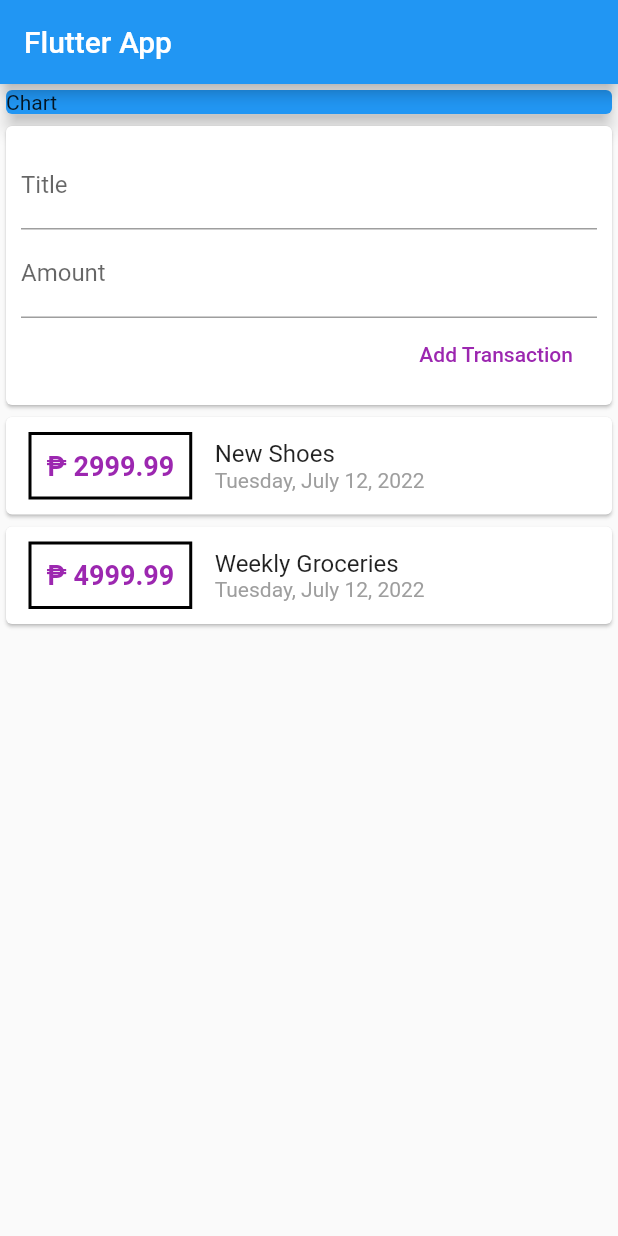
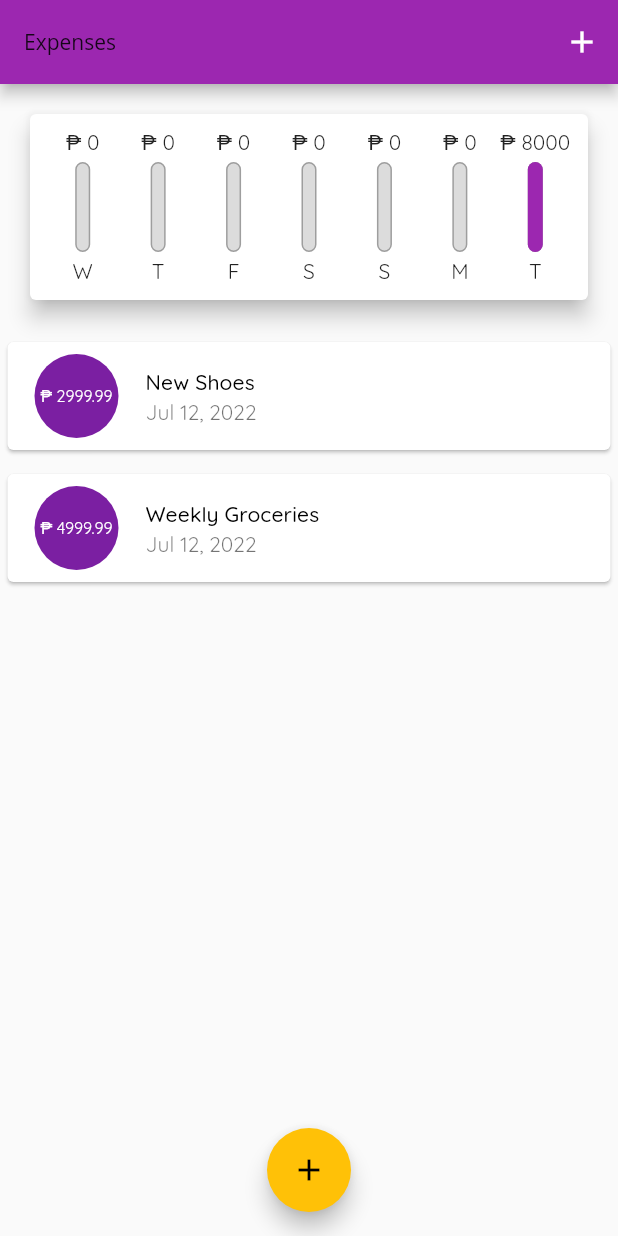
Before and after one commit to iamprincejkc/Flutter_ExpenseTracker, a Flutter app: the screen it shows after launch, on a phone screen of 412 x 824 dp. Run offline on Flutter 3.47's test engine with Material 2 defaults, Android fonts, the phone set to English and light mode, and no system bars.

Commit message:
Initial Commit

```diff
--- a/lib/main.dart
+++ b/lib/main.dart
@@ -1,5 +1,8 @@
 import 'package:flutter/material.dart';
-import './widgets/user_transaction.dart';
+import './models/transaction.dart';
+import './widgets/transaction_list.dart';
+import './widgets/new_transaction.dart';
+import './widgets/chart.dart';
 
 void main() {
   runApp(const MyApp());
@@ -11,41 +14,113 @@ class MyApp extends StatelessWidget {
   @override
   Widget build(BuildContext context) {
     return MaterialApp(
-      title: 'Flutter App',
+      debugShowCheckedModeBanner: false,
+      title: 'Expenses',
       theme: ThemeData(
-        primarySwatch: Colors.blue,
+        primarySwatch: Colors.purple,
+        accentColor: Colors.amber,
+        fontFamily: 'QuickSand',
+        appBarTheme: AppBarTheme(
+          textTheme: ThemeData.light().textTheme.copyWith(
+                titleSmall: TextStyle(
+                  fontFamily: 'OpenSans',
+                  fontSize: 20,
+                  fontWeight: FontWeight.bold,
+                ),
+              ),
+        ),
       ),
       home: MyHomePage(),
     );
   }
 }
 
-class MyHomePage extends StatelessWidget {
+class MyHomePage extends StatefulWidget {
+  @override
+  State<MyHomePage> createState() => _MyHomePageState();
+}
+
+class _MyHomePageState extends State<MyHomePage> {
   // late String titleInput;
-  // late String amountInput;
+
+  final List<Transaction> _userTransactions = [
+    Transaction(
+      id: 't1',
+      title: 'New Shoes',
+      amount: 2999.99,
+      date: DateTime.now(),
+    ),
+    Transaction(
+      id: 't2',
+      title: 'Weekly Groceries',
+      amount: 4999.99,
+      date: DateTime.now(),
+    ),
+  ];
+
+  List<Transaction> get _recentTransactions {
+    return _userTransactions.where((tx) {
+      return tx.date.isAfter(
+        DateTime.now().subtract(
+          Duration(days: 7),
+        ),
+      ) ;
+    }).toList();
+  }
+
+  void _addNewTransaction(String txTitle, double txtAmount) {
+    final newTx = Transaction(
+      title: txTitle,
+      amount: txtAmount,
+      date: DateTime.now(),
+      id: DateTime.now.toString(),
+    );
+
+    setState(() {
+      _userTransactions.add(newTx);
+    });
+  }
+
+  void startAddNewTransaction(BuildContext ctx) {
+    showModalBottomSheet(
+        context: ctx,
+        builder: (_) {
+          return GestureDetector(
+            onTap: () {},
+            child: NewTransaction(_addNewTransaction),
+          );
+        });
+  }
 
   @override
   Widget build(BuildContext context) {
     return Scaffold(
       appBar: AppBar(
-        title: Text('Flutter App'),
+        title: Text(
+          'Expenses',
+          style: TextStyle(fontFamily: 'OpenSans'),
+        ),
+        actions: [
+          IconButton(
+            onPressed: () => startAddNewTransaction(context),
+            icon: Icon(Icons.add, color: Colors.white),
+          )
+        ],
       ),
       body: SingleChildScrollView(
         child: Column(
           // mainAxisAlignment: MainAxisAlignment.spaceAround,
           crossAxisAlignment: CrossAxisAlignment.stretch,
           children: <Widget>[
-            Container(
-              width: double.infinity,
-              child: Card(
-                color: Colors.blue,
-                child: Text('Chart'),
-                elevation: 5,
-              ),
-            ),
-            UserTransactions()
+            Chart(_recentTransactions),
+            TransactionList(_userTransactions)
           ],
         ),
+      ),
+      floatingActionButtonLocation: FloatingActionButtonLocation.centerFloat,
+      floatingActionButton: FloatingActionButton(
+        child: Icon(Icons.add),
+        onPressed: () => startAddNewTransaction(context),
       ),
     );
   }
--- /dev/null
+++ b/lib/widgets/chart.dart
@@ -0,0 +1,56 @@
+import 'package:flutter/material.dart';
+import 'package:flutter_expensetracker/widgets/chart_bar.dart';
+import 'package:intl/intl.dart';
+import '../models/transaction.dart';
+
+class Chart extends StatelessWidget {
+  final List<Transaction> recentTransactions;
+  Chart(this.recentTransactions);
+  List<Map<String, Object>> get groupedTransactionValues {
+    return List.generate(7, (index) {
+      final weekDay = DateTime.now().subtract(
+        Duration(days: index),
+      );
+      double totalSum = 0.0;
+      for (var i = 0; i < recentTransactions.length; i++) {
+        if (recentTransactions[i].date.day == weekDay.day &&
+            recentTransactions[i].date.month == weekDay.month &&
+            recentTransactions[i].date.year == weekDay.year) {
+          totalSum += recentTransactions[i].amount;
+        }
+      }
+      return {'day': DateFormat.E().format(weekDay).substring(0,1), 'amount': totalSum};
+    }).reversed.toList();
+  }
+
+  double get maxSpending {
+    return groupedTransactionValues.fold(0.0, (sum, item) {
+      return sum + double.parse(item['amount'].toString());
+    });
+  }
+
+  @override
+  Widget build(BuildContext context) {
+    return Card(
+      elevation: 6,
+      margin: EdgeInsets.all(20),
+      child: Padding(
+        padding: EdgeInsets.all(10),
+        child: Row(
+          mainAxisAlignment: MainAxisAlignment.spaceAround,
+          children: groupedTransactionValues.map((data) {
+            return Flexible(
+              fit: FlexFit.tight,
+              child: ChartBar(
+                  label: data['day'].toString(),
+                  spendingAmount: double.parse(data['amount'].toString()),
+                  spendingTotal: maxSpending == 0.0
+                      ? 0.0
+                      : double.parse(data['amount'].toString()) / maxSpending),
+            );
+          }).toList(),
+        ),
+      ),
+    );
+  }
+}
--- /dev/null
+++ b/lib/widgets/chart_bar.dart
@@ -0,0 +1,52 @@
+import 'package:flutter/material.dart';
+
+class ChartBar extends StatelessWidget {
+  final String label;
+  final double spendingAmount;
+  final double spendingTotal;
+
+  ChartBar(
+      {required this.label,
+      required this.spendingAmount,
+      required this.spendingTotal});
+
+  @override
+  Widget build(BuildContext context) {
+    return Column(
+      children: [
+        FittedBox(child: Text('₱ ${spendingAmount.toStringAsFixed(0)}')),
+        SizedBox(
+          height: 4,
+        ),
+        Container(
+          height: 60,
+          width: 10,
+          child: Stack(
+            children: [
+              Container(
+                decoration: BoxDecoration(
+                  border: Border.all(color: Colors.grey, width: 1.0),
+                  color: Color.fromRGBO(220, 220, 220, 1),
+                  borderRadius: BorderRadius.circular(10),
+                ),
+              ),
+              FractionallySizedBox(
+                heightFactor: spendingTotal,
+                child: Container(
+                  decoration: BoxDecoration(
+                    color: Theme.of(context).primaryColor,
+                    borderRadius: BorderRadius.circular(10),
+                  ),
+                ),
+              ),
+            ],
+          ),
+        ),
+        SizedBox(
+          height: 4,
+        ),
+        Text(label),
+      ],
+    );
+  }
+}
--- a/lib/widgets/new_transaction.dart
+++ b/lib/widgets/new_transaction.dart
@@ -1,13 +1,28 @@
 import 'package:flutter/material.dart';
 
+class NewTransaction extends StatefulWidget {
+  final Function addTx;
 
-class NewTransaction extends StatelessWidget {
+  NewTransaction(this.addTx);
 
-  final Function addTx;
+  @override
+  State<NewTransaction> createState() => _NewTransactionState();
+}
+
+class _NewTransactionState extends State<NewTransaction> {
   final titleController = TextEditingController();
   final amountController = TextEditingController();
 
-  NewTransaction(this.addTx);
+  void submitData() {
+    final enteredTitle = titleController.text;
+    final enteredAmount = double.parse(amountController.text);
+    if (enteredTitle.isEmpty || enteredAmount <= 0) {
+      return;
+    }
+    widget.addTx(enteredTitle, enteredAmount);
+
+    Navigator.of(context).pop();
+  }
 
   @override
   Widget build(BuildContext context) {
@@ -20,19 +35,18 @@ class NewTransaction extends StatelessWidget {
             TextField(
               decoration: InputDecoration(labelText: 'Title'),
               controller: titleController,
+              onSubmitted: (_) => submitData,
               // onChanged: (val) => titleInput = val,
             ),
             TextField(
               decoration: InputDecoration(labelText: 'Amount'),
               controller: amountController,
+              keyboardType: TextInputType.numberWithOptions(decimal: true),
+              onSubmitted: (_) => submitData,
               // onChanged: (val) => amountInput = val,
             ),
             FlatButton(
-              onPressed: () {
-                addTx(titleController.text,double.parse(amountController.text));
-                print(titleController.text);
-                print(amountController.text);
-              },
+              onPressed: submitData,
               child: Text('Add Transaction'),
               textColor: Colors.purple,
             )
--- a/lib/widgets/transaction_list.dart
+++ b/lib/widgets/transaction_list.dart
@@ -10,49 +10,42 @@ class TransactionList extends StatelessWidget {
   Widget build(BuildContext context) {
     return Container(
       height: 300,
-      child: ListView.builder(
-        itemBuilder: (ctx, index) {
-          return Card(
-            child: Row(
+      child: transactions.isEmpty
+          ? Column(
               children: [
+                Text('No Transactions'),
+                SizedBox(
+                  height: 20,
+                ),
                 Container(
-                  margin: EdgeInsets.symmetric(vertical: 10, horizontal: 15),
-                  decoration: BoxDecoration(
-                    border: Border.all(
-                      color: Colors.black,
-                      width: 2,
-                    ),
-                  ),
-                  padding: EdgeInsets.all(10),
-                  child: Text(
-                    '₱ ${transactions[index].amount}',
-                    style: TextStyle(
-                        fontWeight: FontWeight.bold,
-                        fontSize: 18,
-                        color: Colors.purple),
-                  ),
-                ),
-                Column(
-                  crossAxisAlignment: CrossAxisAlignment.start,
-                  children: [
-                    Text(
-                      transactions[index].title,
-                      style: TextStyle(
-                        fontSize: 16,
+                    height: 200,
+                    child: Image.asset(
+                      'assets/images/waiting.png',
+                      fit: BoxFit.cover,
+                    ))
+              ],
+            )
+          : ListView.builder(
+              itemBuilder: (ctx, index) {
+                return Card(
+                  margin: EdgeInsets.symmetric(vertical: 8,horizontal: 5),
+                  child: ListTile(
+                    leading: CircleAvatar(
+                      radius: 30,
+                      child: Padding(
+                        padding: EdgeInsets.all(6),
+                        child: FittedBox(
+                          child: Text('₱ ${transactions[index].amount}'),
+                        ),
                       ),
                     ),
-                    Text(
-                      DateFormat.yMMMMEEEEd().format(transactions[index].date),
-                      style: TextStyle(color: Colors.grey),
-                    )
-                  ],
-                )
-              ],
+                    title: Text(transactions[index].title,style:Theme.of(context).textTheme.titleSmall,),
+                    subtitle: Text(DateFormat.yMMMd().format(transactions[index].date)),
+                  ),
+                );
+              },
+              itemCount: transactions.length,
             ),
-          );
-        },
-        itemCount: transactions.length,
-      ),
     );
   }
 }
--- a/lib/widgets/user_transaction.dart
+++ /dev/null
@@ -1,69 +0,0 @@
-import 'package:flutter/material.dart';
-
-import './new_transaction.dart';
-import './transaction_list.dart';
-import '../models/transaction.dart';
-
-void main() => runApp(MyApp());
-
-class MyApp extends StatelessWidget {
-  @override
-  Widget build(BuildContext context) {
-    return MaterialApp(
-      title: 'Material App',
-      home: Scaffold(
-        appBar: AppBar(
-          title: Text('Material App Bar'),
-        ),
-        body: Center(
-          child: Container(
-            child: Text('Hello World'),
-          ),
-        ),
-      ),
-    );
-  }
-}
-
-class UserTransactions extends StatefulWidget {
-  @override
-  State<UserTransactions> createState() => _UserTransactionState();
-}
-
-class _UserTransactionState extends State<UserTransactions> {
-  final List<Transaction> _userTransactions = [
-    Transaction(
-      id: 't1',
-      title: 'New Shoes',
-      amount: 2999.99,
-      date: DateTime.now(),
-    ),
-    Transaction(
-      id: 't2',
-      title: 'Weekly Groceries',
-      amount: 4999.99,
-      date: DateTime.now(),
-    ),
-  ];
-  void _addNewTransaction(String txTitle, double txtAmount) {
-    final newTx = Transaction(
-      title: txTitle,
-      amount: txtAmount,
-      date: DateTime.now(),
-      id: DateTime.now.toString(),
-    );
-
-    setState((){
-      _userTransactions.add(newTx);
-    });
-  }
-  @override
-  Widget build(BuildContext context) {
-    return Column(
-      children: [
-        NewTransaction(_addNewTransaction),
-        TransactionList(_userTransactions),
-      ],
-    );
-  }
-}
```
Also changed, not shown: pubspec.yaml (+16 -2 lines), assets/fonts/OpenSans-Bold.ttf (added), assets/fonts/OpenSans-Regular.ttf (added), assets/fonts/Quicksand-Bold.ttf (added), assets/fonts/Quicksand-Light.ttf (added), assets/fonts/Quicksand-Medium.ttf (added), assets/fonts/Quicksand-Regular.ttf (added), assets/images/waiting.png (added).
